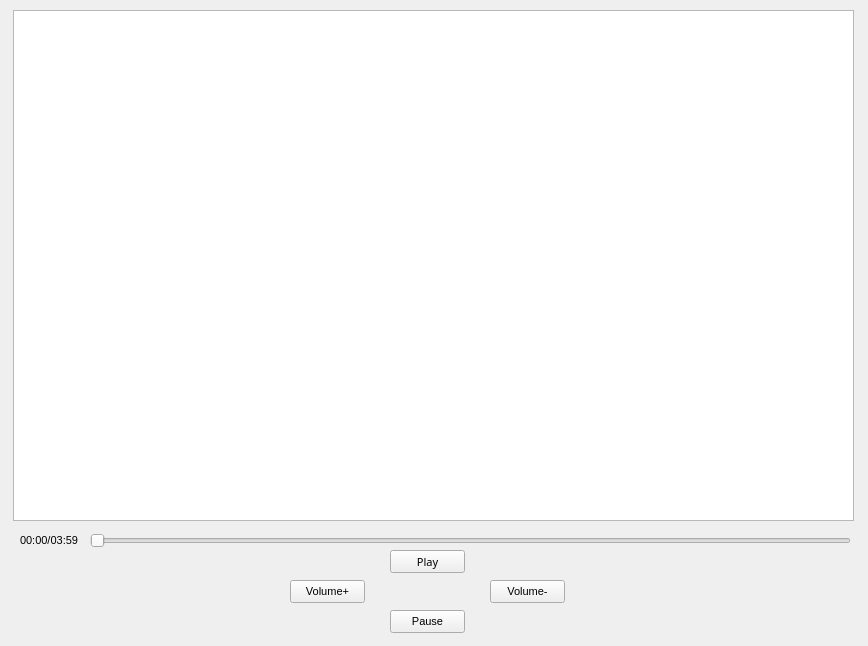
Old version of the form player.ui in the repository klukaasik/kamil_lukasik_thesis.
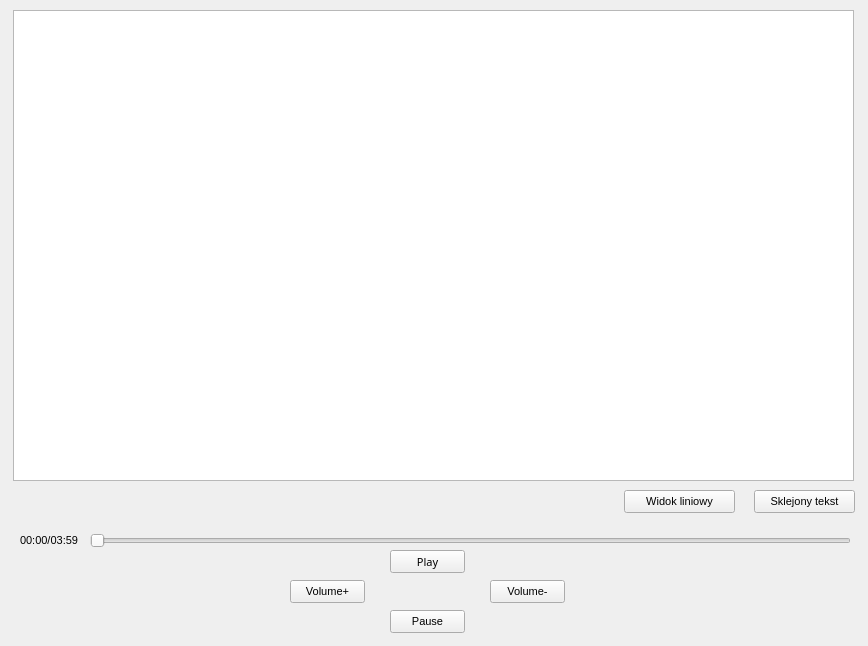
New version of the form.

Diff of the .ui file:
```diff
--- a/player.ui
+++ b/player.ui
@@ -25,7 +25,7 @@
      <x>13</x>
      <y>10</y>
      <width>841</width>
-     <height>511</height>
+     <height>471</height>
     </rect>
    </property>
   </widget>
@@ -137,6 +137,44 @@
     <string>00:00/03:59</string>
    </property>
   </widget>
+  <widget class="QPushButton" name="pushButton">
+   <property name="geometry">
+    <rect>
+     <x>624</x>
+     <y>490</y>
+     <width>111</width>
+     <height>23</height>
+    </rect>
+   </property>
+   <property name="font">
+    <font>
+     <family>Microsoft JhengHei UI</family>
+     <pointsize>8</pointsize>
+    </font>
+   </property>
+   <property name="text">
+    <string>Widok liniowy</string>
+   </property>
+  </widget>
+  <widget class="QPushButton" name="pushButton_2">
+   <property name="geometry">
+    <rect>
+     <x>754</x>
+     <y>490</y>
+     <width>101</width>
+     <height>23</height>
+    </rect>
+   </property>
+   <property name="font">
+    <font>
+     <family>Microsoft JhengHei UI</family>
+     <pointsize>8</pointsize>
+    </font>
+   </property>
+   <property name="text">
+    <string>Sklejony tekst</string>
+   </property>
+  </widget>
  </widget>
  <resources/>
  <connections/>
```
